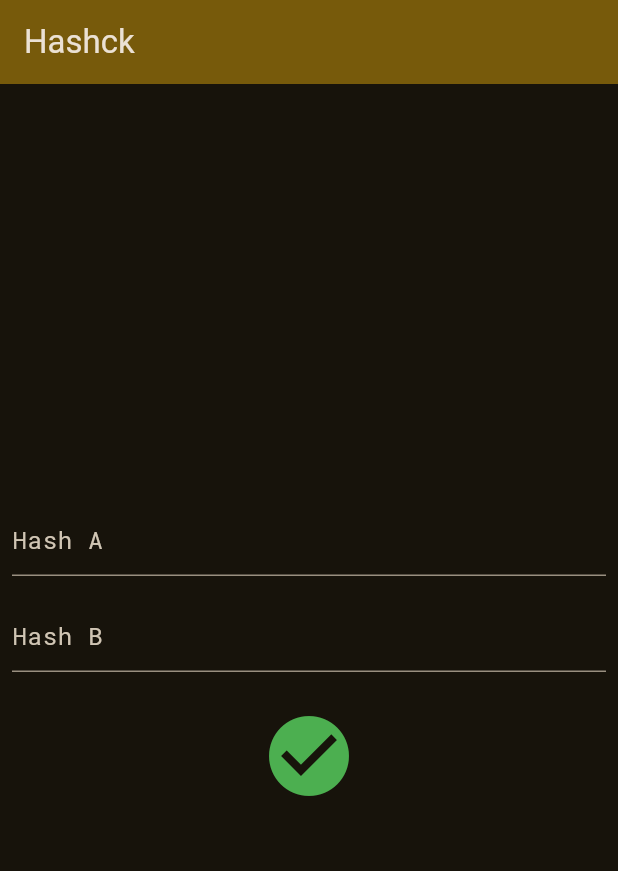
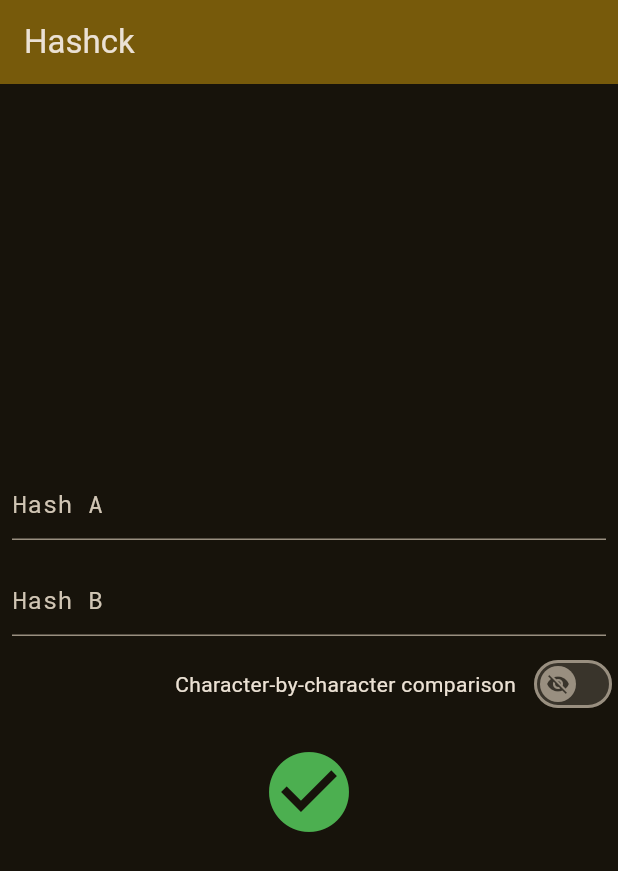
Before and after one commit to nanovad/hshck, a Flutter app: the screen it shows after launch, on a phone screen of 412 x 824 dp. Shown: the top 871 px of the screen. Run offline on Flutter 3.47's test engine with Material 2 defaults, Android fonts, the phone set to English and light mode, and no system bars.

Commit message:
Create LabeledSwitch, add visibility toggle for character comparison

```diff
--- a/lib/main.dart
+++ b/lib/main.dart
@@ -2,6 +2,7 @@
 import 'package:hshck/hash_comparison.dart';
 import 'package:hshck/widgets/comparison_view.dart';
 import 'package:hshck/widgets/good_bad_indicator.dart';
+import 'package:hshck/widgets/labeled_switch.dart';
 
 void main() {
   runApp(const MyApp());
@@ -15,7 +16,8 @@
     return MaterialApp(
       title: 'Hshck',
       theme: ThemeData(
-        colorScheme: ColorScheme.fromSeed(seedColor: Colors.amber, brightness: Brightness.dark),
+        colorScheme: ColorScheme.fromSeed(
+            seedColor: Colors.amber, brightness: Brightness.dark),
         useMaterial3: true,
       ),
       home: const MyHomePage(title: 'Hashck'),
@@ -37,6 +39,8 @@
   String? hashB;
 
   HashComparisonResults? hcr;
+
+  bool showResultsDisplay = false;
 
   void _performComparison() {
     setState(() {
@@ -82,13 +86,34 @@
                           _performComparison();
                         },
                       )),
+                  // Options bar (currently only detail view toggle)
+                  Row(mainAxisAlignment: MainAxisAlignment.end, children: [
+                    LabeledIconSwitch(
+                        label: const Text("Character-by-character comparison"),
+                        activeIcon: const Icon(Icons.visibility),
+                        inactiveIcon: const Icon(Icons.visibility_off),
+                        value: showResultsDisplay,
+                        onChanged: (state) {
+                          setState(() {
+                            showResultsDisplay = state;
+                          });
+                        })
+                  ]),
                   // Results indicator
                   Padding(
                       padding: const EdgeInsets.fromLTRB(8.0, 16.0, 8.0, 16.0),
-                      child: GoodBadIndicator(state: (hcr?.good ?? true), size: 64,)
-                      ),
+                      child: GoodBadIndicator(
+                        state: (hcr?.good ?? true),
+                        size: 64,
+                      )),
                   // Results display
-                  Flexible(child: ComparisonView(ihcr: ItemizedHashComparisonResults.fromHashes((a: hashA ?? "", b: hashB ?? ""))))
+                  // Not present in element tree if showResultsDisplay is false
+                  showResultsDisplay
+                      ? Flexible(
+                          child: ComparisonView(
+                              ihcr: ItemizedHashComparisonResults.fromHashes(
+                                  (a: hashA ?? "", b: hashB ?? ""))))
+                      : const SizedBox()
                 ],
               )),
         ));
--- /dev/null
+++ b/lib/widgets/labeled_switch.dart
@@ -0,0 +1,42 @@
+import 'package:flutter/material.dart';
+
+class LabeledIconSwitch extends StatelessWidget {
+  final Text label;
+
+  final EdgeInsets? padding;
+  final bool value;
+  final ValueChanged<bool> onChanged;
+
+  final Icon? activeIcon;
+  final Icon? inactiveIcon;
+
+  const LabeledIconSwitch(
+      {super.key,
+      this.padding,
+      required this.label,
+      required this.value,
+      required this.onChanged,
+      this.activeIcon,
+      this.inactiveIcon});
+
+  @override
+  Widget build(BuildContext context) {
+    return MergeSemantics(
+        child: InkWell(
+            onTap: () {
+              onChanged(!value);
+            },
+            child: Row(children: [
+              Padding(
+                  padding: const EdgeInsets.symmetric(horizontal: 8.0),
+                  child: label),
+              Switch(
+                  value: value,
+                  thumbIcon: MaterialStateProperty.resolveWith((states) =>
+                      states.contains(MaterialState.selected)
+                          ? activeIcon
+                          : inactiveIcon),
+                  onChanged: onChanged),
+            ])));
+  }
+}
```
